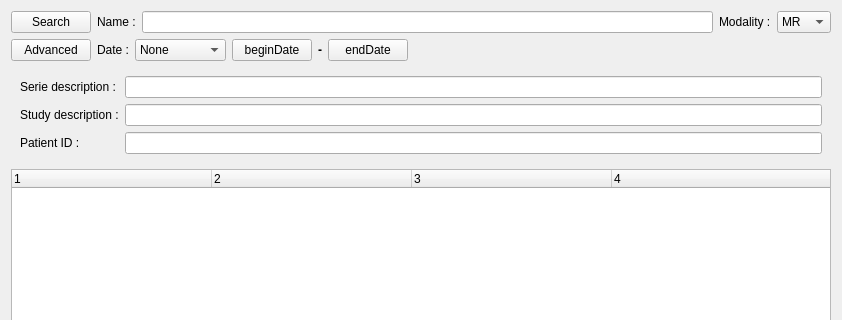
Old version of the form Code/qtdcm.ui in the repository qtdcm/qtdcm; both pictures show x 0 to 842 and y 0 to 320 of the 842 by 606 pixel window.
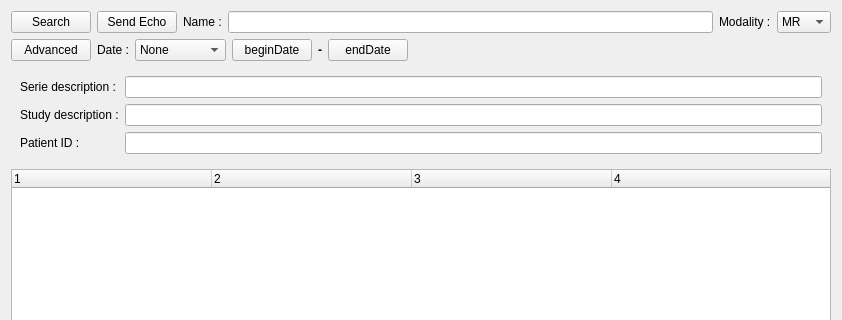
New version of the form.

Commit message: Do some code refactoring, add echo request (dcmtk based) functionnality

Patch:
```diff
--- a/Code/qtdcm.ui
+++ b/Code/qtdcm.ui
@@ -33,7 +33,7 @@
         </property>
        </widget>
       </item>
-      <item row="0" column="1">
+      <item row="0" column="2">
        <layout class="QHBoxLayout" name="horizontalLayout_4">
         <item>
          <widget class="QLabel" name="label">
@@ -47,7 +47,7 @@
         </item>
        </layout>
       </item>
-      <item row="0" column="2">
+      <item row="0" column="3">
        <layout class="QHBoxLayout" name="horizontalLayout_5">
         <item>
          <widget class="QLabel" name="label_3">
@@ -94,6 +94,13 @@
         </item>
        </layout>
       </item>
+      <item row="0" column="1">
+       <widget class="QPushButton" name="echoButton">
+        <property name="text">
+         <string>Send Echo</string>
+        </property>
+       </widget>
+      </item>
      </layout>
     </widget>
    </item>
```
The commit also changes 4 other files.
